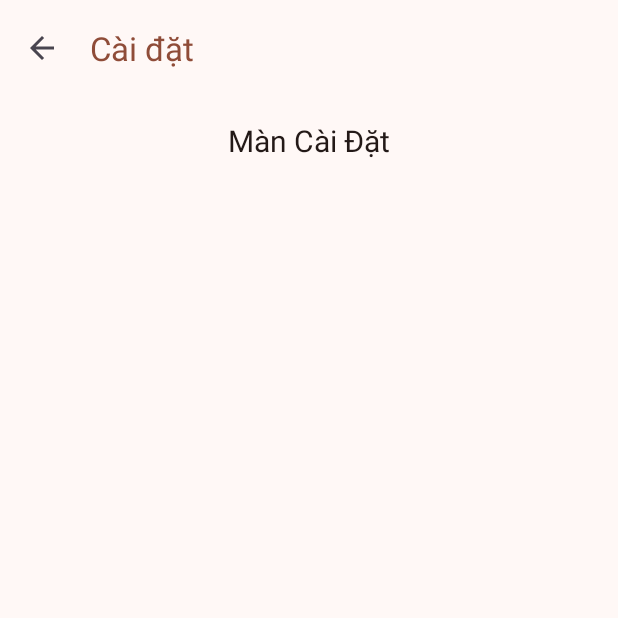
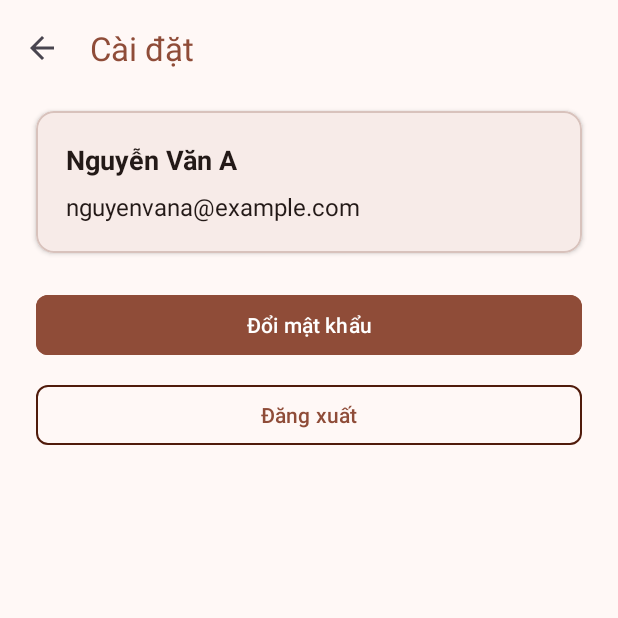
Before and after one commit to yngpiu/todo-app-android, an Android app: the SettingActivity screen opened directly, with no data from a screen before it, on a phone screen of 412 x 824 dp, the top half of it. Run offline under Robolectric (Android 15) with nearby library versions, the phone set to English and light mode, and no system bars.

Commit message:
feat: Implement Settings screen UI and basic logout functionality
This commit introduces the UI for the Settings screen and adds logout functionality.

- **SettingActivity.java:**
    - Sets the title of the `MaterialToolbar` to "Cài đặt".
- **activity_setting.xml:**
    - Replaced placeholder `TextView` with a structured layout for user settings.
    - Added a `MaterialCardView` (`card_user_info`) to display user's name (`tv_name`) and email (`tv_email`) with placeholder text.
    - Added two `MaterialButton`s:
        - `btn_change_password`: "Đổi mật khẩu" button with primary background color.
        - `btn_logout`: "Đăng xuất" button with a transparent background and primary-colored stroke.
    - Arranged elements using `ConstraintLayout`.
- **AuthRepository.java:**
    - Added a `signOut()` method that signs out the current user using `mAuth.signOut()` and updates `userLiveData` to `null`.

```diff
--- a/app/src/main/java/com/haui/noteapp/repository/AuthRepository.java
+++ b/app/src/main/java/com/haui/noteapp/repository/AuthRepository.java
@@ -71,4 +71,9 @@ public class AuthRepository {
             }
         });
     }
+
+    public void signOut() {
+        mAuth.signOut();
+        userLiveData.postValue(null);
+    }
 }
--- a/app/src/main/java/com/haui/noteapp/ui/setting/SettingActivity.java
+++ b/app/src/main/java/com/haui/noteapp/ui/setting/SettingActivity.java
@@ -17,7 +17,6 @@ public class SettingActivity extends AppCompatActivity {
         binding = ActivitySettingBinding.inflate(getLayoutInflater());
         setContentView(binding.getRoot());
 
-        // Set up Toolbar
         MaterialToolbar toolbar = binding.toolbar;
         toolbar.setTitle("Cài đặt");
         setSupportActionBar(toolbar);
--- a/app/src/main/res/layout/activity_setting.xml
+++ b/app/src/main/res/layout/activity_setting.xml
@@ -17,16 +17,78 @@
         app:layout_constraintStart_toStartOf="parent"
         app:layout_constraintEnd_toEndOf="parent" />
 
-    <!-- Placeholder Content -->
-    <TextView
-        android:layout_width="wrap_content"
+    <!-- Card thông tin -->
+    <com.google.android.material.card.MaterialCardView
+        android:id="@+id/card_user_info"
+        android:layout_width="0dp"
         android:layout_height="wrap_content"
-        android:text="Màn Cài Đặt"
-        android:textColor="@color/md_theme_onBackground"
-        android:textSize="20sp"
+        android:layout_marginTop="10dp"
+        android:layout_marginStart="24dp"
+        android:layout_marginEnd="24dp"
+        app:cardCornerRadius="12dp"
+        app:cardElevation="2dp"
+        app:layout_constraintTop_toBottomOf="@id/toolbar"
         app:layout_constraintStart_toStartOf="parent"
-        app:layout_constraintEnd_toEndOf="parent"
-        app:layout_constraintTop_toBottomOf="@id/toolbar"
-        android:layout_marginTop="16dp" />
+        app:layout_constraintEnd_toEndOf="parent">
+
+        <LinearLayout
+            android:layout_width="match_parent"
+            android:layout_height="wrap_content"
+            android:orientation="vertical"
+            android:padding="20dp">
+
+            <TextView
+                android:id="@+id/tv_name"
+                android:layout_width="wrap_content"
+                android:layout_height="wrap_content"
+                android:text="Nguyễn Văn A"
+                android:textSize="18sp"
+                android:textStyle="bold"
+                android:textColor="@color/md_theme_onBackground" />
+
+            <TextView
+                android:id="@+id/tv_email"
+                android:layout_width="wrap_content"
+                android:layout_height="wrap_content"
+                android:text="nguyenvana@example.com"
+                android:textSize="16sp"
+                android:layout_marginTop="8dp"
+                android:textColor="@color/md_theme_onBackground" />
+        </LinearLayout>
+    </com.google.android.material.card.MaterialCardView>
+
+    <!-- Nút đổi mật khẩu -->
+    <com.google.android.material.button.MaterialButton
+        android:id="@+id/btn_change_password"
+        android:layout_width="0dp"
+        android:layout_height="wrap_content"
+        android:text="Đổi mật khẩu"
+        android:textColor="@color/md_theme_onPrimary"
+        android:backgroundTint="@color/md_theme_primary"
+        app:cornerRadius="8dp"
+        android:layout_marginTop="24dp"
+        android:layout_marginStart="24dp"
+        android:layout_marginEnd="24dp"
+        app:layout_constraintTop_toBottomOf="@id/card_user_info"
+        app:layout_constraintStart_toStartOf="parent"
+        app:layout_constraintEnd_toEndOf="parent" />
+
+    <!-- Nút đăng xuất -->
+    <com.google.android.material.button.MaterialButton
+        android:id="@+id/btn_logout"
+        android:layout_width="0dp"
+        android:layout_height="wrap_content"
+        android:text="Đăng xuất"
+        android:textColor="@color/md_theme_primary"
+        android:backgroundTint="@android:color/transparent"
+        app:strokeColor="@color/md_theme_primary_highContrast"
+        app:strokeWidth="1dp"
+        app:cornerRadius="8dp"
+        android:layout_marginTop="12dp"
+        android:layout_marginStart="24dp"
+        android:layout_marginEnd="24dp"
+        app:layout_constraintTop_toBottomOf="@id/btn_change_password"
+        app:layout_constraintStart_toStartOf="parent"
+        app:layout_constraintEnd_toEndOf="parent" />
 
 </androidx.constraintlayout.widget.ConstraintLayout>
```
